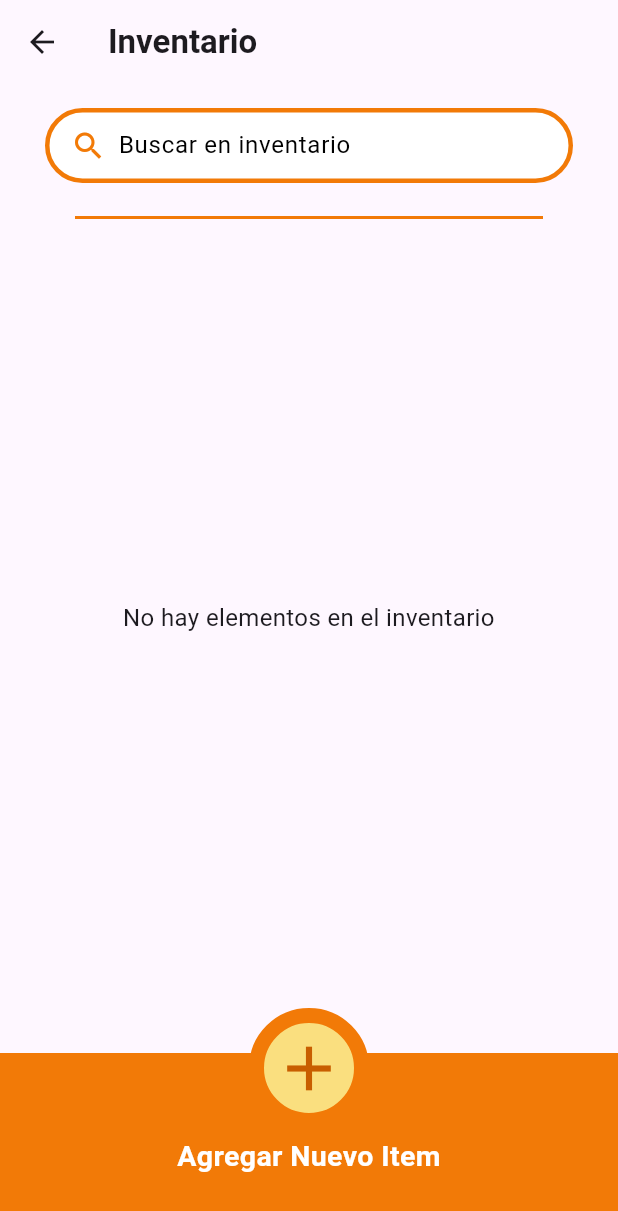
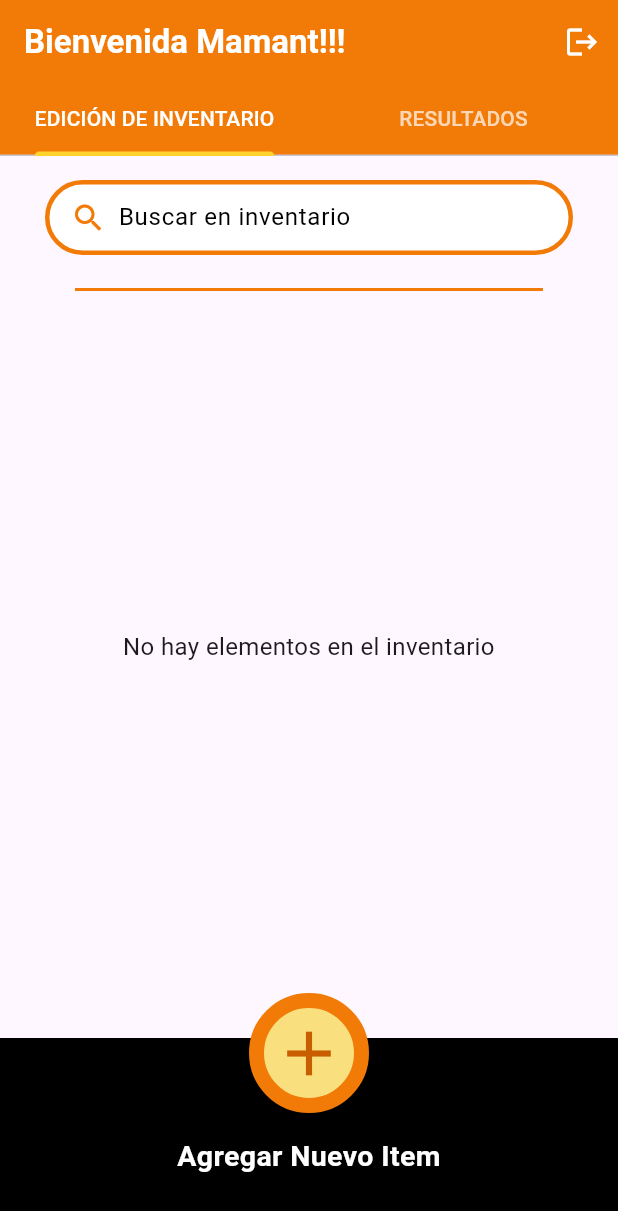
Before and after one commit to SebassoriaP/Inventary_app, a Flutter app: the HomeScreen screen opened by its route, after a tap on "Bienvenida Patricia", on a phone screen of 412 x 824 dp. Shown: the top 1211 px of the screen. Run offline on Flutter 3.47's test engine with Material 3 defaults, Android fonts, the phone set to English and light mode, and no system bars; our stand-ins replace cloud_firestore, firebase_core, share_plus; accounts and stored records are empty.

Commit message:
App bar - Results Screen - Firestore to CSV

```diff
--- a/inventary/lib/screens/home.dart
+++ b/inventary/lib/screens/home.dart
@@ -1,8 +1,9 @@
 import 'package:flutter/material.dart';
+
 import '../animation/smiles.dart';
 import '../widgets/button.dart';
 import '../utils/color_palette.dart';
-import './inv_creation.dart';
+import 'inventary.dart';
 
 class HomeScreen extends StatefulWidget {
   const HomeScreen({super.key});
@@ -57,7 +58,7 @@ class _HomeScreenState extends State<HomeScreen> {
                             context,
                             MaterialPageRoute(
                                 builder: (context) =>
-                                    const InventaryScreen()),
+                                    const InventaryPanel()),
                           );
                         },
                       ),
@@ -98,7 +99,7 @@ class _HomeScreenState extends State<HomeScreen> {
                           context,
                           MaterialPageRoute(
                               builder: (context) =>
-                                  const InventaryScreen()),
+                                  const InventaryPanel()),
                         );
                       },
                     ),
--- /dev/null
+++ b/inventary/lib/screens/inventary.dart
@@ -0,0 +1,64 @@
+import 'package:flutter/material.dart';
+
+import '../utils/color_palette.dart';
+
+import 'package:inventary/screens/home.dart';
+import './inventary/inv_creation.dart';
+import './inventary/inv_results.dart';
+
+
+class InventaryPanel extends StatefulWidget {
+  const InventaryPanel({super.key});
+
+  @override
+  State<InventaryPanel> createState() => _InventaryPanelState();
+}
+
+class _InventaryPanelState extends State<InventaryPanel> {
+  void _goHome() {
+    Navigator.pushAndRemoveUntil(
+      context,
+      MaterialPageRoute(builder: (_) => const HomeScreen()),
+      (route) => false,
+    );
+  }
+
+  @override
+  Widget build(BuildContext context) {
+    return DefaultTabController(
+      length: 2,
+      child: Scaffold(
+        appBar: AppBar(
+          automaticallyImplyLeading: false,
+          backgroundColor: TangareColor.orange,
+          title: const Text(
+            'Bienvenida Mamant!!!',
+            style: TextStyle(
+              color: TangareColor.white,
+              fontWeight: FontWeight.bold,
+            ),
+          ),
+          iconTheme: const IconThemeData(color: TangareColor.white),
+          actions: [
+            IconButton(
+              icon: const Icon(Icons.logout),
+              onPressed: _goHome,
+            ),
+          ],
+          bottom: const TabBar(
+            indicatorColor: TangareColor.yellow,
+            labelColor: TangareColor.white,
+            unselectedLabelColor: Colors.white70,
+            tabs: [
+              Tab(text: 'EDICIÓN DE INVENTARIO'),
+              Tab(text: 'RESULTADOS'),
+            ],
+          ),
+        ),
+        body: const TabBarView(
+          children: [InventaryScreen(), InvResults()],
+        ),
+      ),
+    );
+  }
+}
--- a/inventary/lib/widgets/add_bt.dart
+++ b/inventary/lib/widgets/add_bt.dart
@@ -11,7 +11,7 @@ class FooterWidget extends StatelessWidget {
     super.key,
     required this.onPressed,
     this.topColor = Colors.transparent,
-    this.bottomColor = TangareColor.orange,
+    this.bottomColor = TangareColor.black,
   });
 
   @override
--- a/inventary/pubspec.yaml
+++ b/inventary/pubspec.yaml
@@ -12,6 +12,8 @@ dependencies:
   flutter_dotenv: ^6.0.0
   firebase_core: ^3.5.0
   cloud_firestore: ^5.4.2
+  path_provider: ^2.1.0
+  share_plus: ^10.0.0
 
 dev_dependencies:
   flutter_test:
```
Also changed, not shown: inventary/lib/screens/inventary/inv_creation.dart (renamed from inventary/lib/screens/inv_creation.dart, +17 -18 lines), inventary/lib/screens/inventary/inv_results.dart (added, +153 -0 lines), inventary/assets/line.png (deleted), inventary/assets/saw.png (deleted), inventary/assets/smile.png (deleted), inventary/lib/screens/inv_results.dart (deleted), 5 other files.
